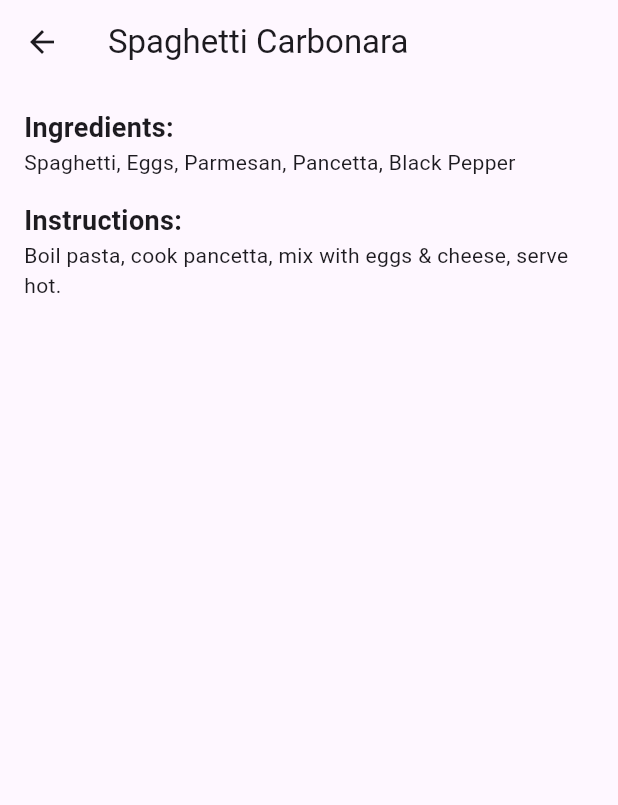
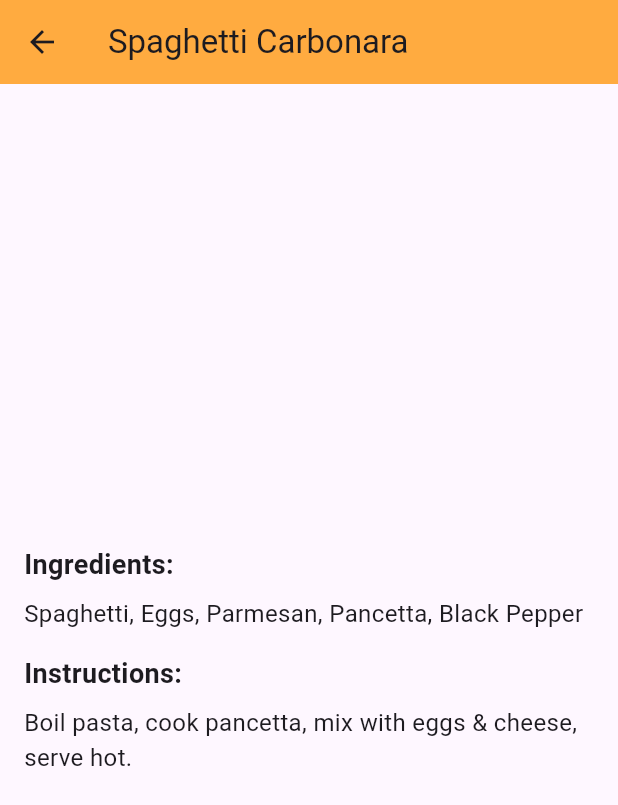
Before and after one commit to Ruhisawant/Recipe-Book-App, a Flutter app: the screen it shows after launch, after a tap on "Spaghetti Carbonara", on a phone screen of 412 x 824 dp. Shown: the top 805 px of the screen. Run offline on Flutter 3.47's test engine with Material 3 defaults, Android fonts, the phone set to English and light mode, and no system bars.

Commit message:
Fixed UI

```diff
--- a/lib/details_screen.dart
+++ b/lib/details_screen.dart
@@ -15,25 +15,29 @@ class DetailsScreen extends StatelessWidget {
   @override
   Widget build(BuildContext context) {
     return Scaffold(
-      appBar: AppBar(title: Text(title)),
-      body: Padding(
+      appBar: AppBar(title: Text(title), backgroundColor: Colors.orangeAccent),
+      body: Center(
+        child: Padding(
           padding: const EdgeInsets.all(16.0),
           child: Column(
+            mainAxisAlignment: MainAxisAlignment.center,
             crossAxisAlignment: CrossAxisAlignment.start,
             children: [
               const Text(
                 'Ingredients:',
                 style: TextStyle(fontSize: 18, fontWeight: FontWeight.bold),
               ),
-            Text(ingredients),
-
+              const SizedBox(height: 8),
+              Text(ingredients, style: const TextStyle(fontSize: 16)),
               const SizedBox(height: 16),
               const Text(
                 'Instructions:',
                 style: TextStyle(fontSize: 18, fontWeight: FontWeight.bold),
               ),
-            Text(instructions),
+              const SizedBox(height: 8),
+              Text(instructions, style: const TextStyle(fontSize: 16)),
             ],
+          ),
         ),
       ),
     );
--- a/lib/home_screen.dart
+++ b/lib/home_screen.dart
@@ -60,14 +60,21 @@ class HomeScreen extends StatelessWidget {
     ];
 
     return Scaffold(
-      appBar: AppBar(title: const Text('Recipe Book')),
-      body: ListView.builder(
+      appBar: AppBar(title: const Text('Recipe Book'), backgroundColor: Colors.redAccent),
+      body: Padding(
+        padding: const EdgeInsets.all(80.0),
+        child: ListView.builder(
           itemCount: recipes.length,
           itemBuilder: (context, index) {
-          return ListTile(
-            leading: const Icon(Icons.restaurant_menu),
-            title: Text(recipes[index]['title']!),
-            trailing: const Icon(Icons.arrow_forward),
+            return Padding(
+              padding: const EdgeInsets.symmetric(vertical: 8.0),
+              child: ListTile(
+                leading: const Icon(Icons.restaurant_menu, color: Colors.black),
+                title: Text(
+                  recipes[index]['title']!,
+                  style: const TextStyle(fontWeight: FontWeight.bold),
+                ),
+                trailing: const Icon(Icons.arrow_forward, color: Colors.black),
                 onTap: () {
                   Navigator.push(
                     context,
@@ -80,8 +87,10 @@ class HomeScreen extends StatelessWidget {
                     ),
                   );
                 },
+              ),
             );
           },
+        ),
       ),
     );
   }
```
Lines whose indentation alone changed are shown as unchanged.
